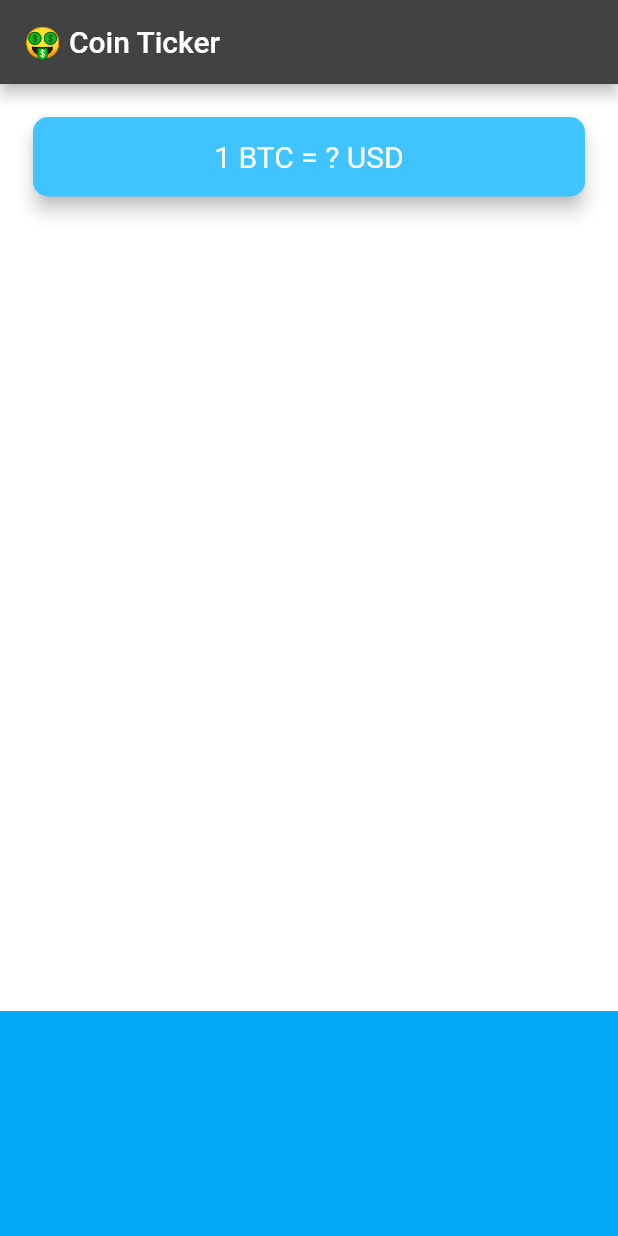
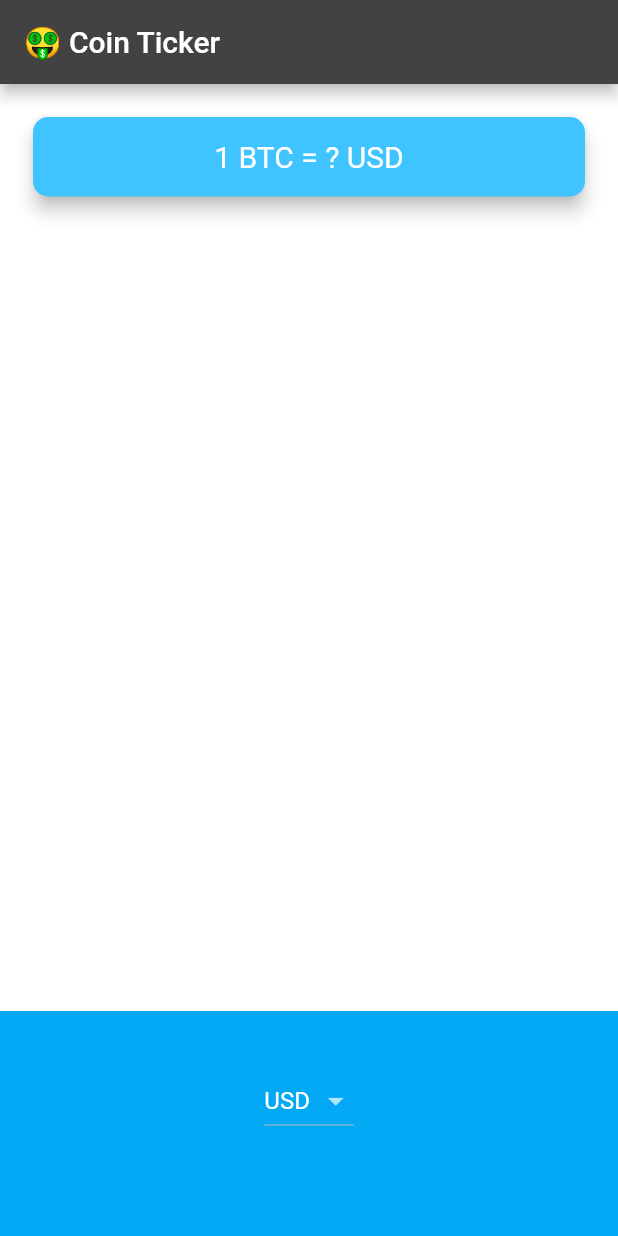
Before and after one commit to ssma100701/flutter_app, a Flutter app: the screen it shows after launch, on a phone screen of 412 x 824 dp. Run offline on Flutter 3.47's test engine with Material 2 defaults, Android fonts, the phone set to English and light mode, and no system bars.

Commit message:
with android select

```diff
--- a/lib/price_screen.dart
+++ b/lib/price_screen.dart
@@ -1,4 +1,5 @@
 import 'package:flutter/material.dart';
+import 'coin_data.dart';
 
 class PriceScreen extends StatefulWidget {
   @override
@@ -6,25 +7,41 @@ class PriceScreen extends StatefulWidget {
 }
 
 class _PriceScreenState extends State<PriceScreen> {
+
+  String dropdownValue = 'USD';
+
+  List<DropdownMenuItem> getDropdownItems() {
+    List<DropdownMenuItem> dropdownItems = [];
+
+    for (var currency in currenciesList) {
+      DropdownMenuItem dropdownItem = DropdownMenuItem(
+        value: currency,
+        child: Text(currency),
+      );
+      dropdownItems.add(dropdownItem);
+    }
+    return dropdownItems;
+  }
+
   @override
   Widget build(BuildContext context) {
     return Scaffold(
       appBar: AppBar(
-        title: Text('🤑 Coin Ticker'),
+        title: const Text('🤑 Coin Ticker'),
       ),
       body: Column(
         mainAxisAlignment: MainAxisAlignment.spaceBetween,
         crossAxisAlignment: CrossAxisAlignment.stretch,
         children: <Widget>[
           Padding(
-            padding: EdgeInsets.fromLTRB(18.0, 18.0, 18.0, 0),
+            padding: const EdgeInsets.fromLTRB(18.0, 18.0, 18.0, 0),
             child: Card(
               color: Colors.lightBlueAccent,
               elevation: 5.0,
               shape: RoundedRectangleBorder(
                 borderRadius: BorderRadius.circular(10.0),
               ),
-              child: Padding(
+              child: const Padding(
                 padding: EdgeInsets.symmetric(vertical: 15.0, horizontal: 28.0),
                 child: Text(
                   '1 BTC = ? USD',
@@ -40,9 +57,16 @@ class _PriceScreenState extends State<PriceScreen> {
           Container(
             height: 150.0,
             alignment: Alignment.center,
-            padding: EdgeInsets.only(bottom: 30.0),
+            padding: const EdgeInsets.only(bottom: 30.0),
             color: Colors.lightBlue,
-            child: null,
+            child: DropdownButton(
+                value: dropdownValue,
+                items: getDropdownItems(),
+                onChanged: (value) {
+                  setState(() {
+                    dropdownValue = value!;
+                  });
+                }),
           ),
         ],
       ),
```
Also changed, not shown: pubspec.lock.
